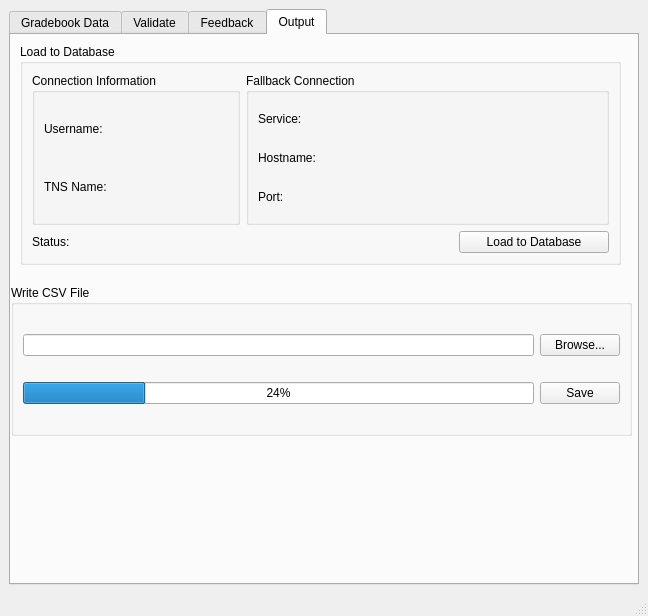
Old version of the form source/gradebook_tool.ui in the repository hollydev/LCC_DataTool.
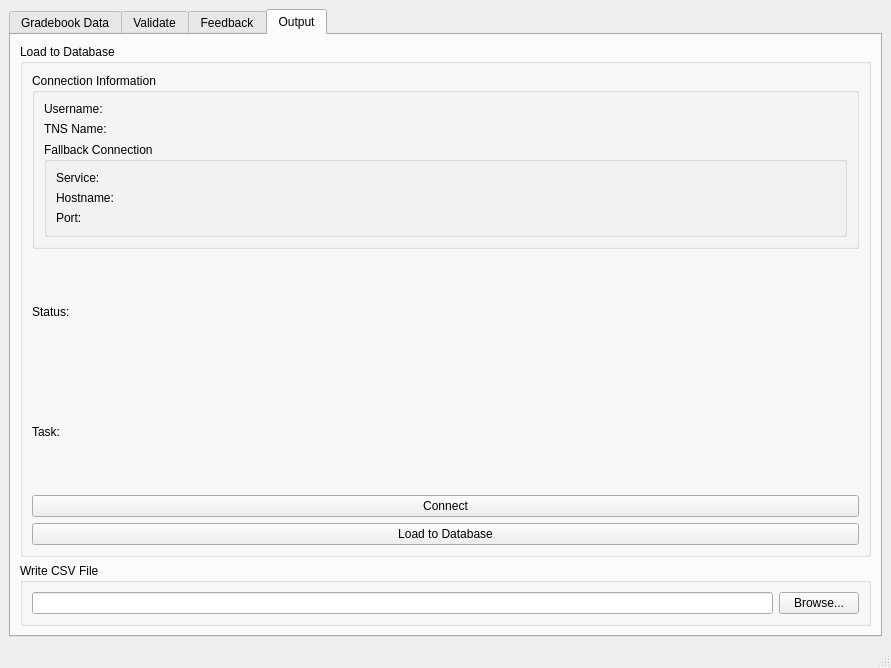
New version of the form. The open tabs and pages were chosen to show the change.

Commit message: Modified GUI layout in parts. Cleaned up program flow, where 'Browse...' now resets the flow. Update 'output' tab. Implemented DB connection code. Added treeDialog flags to automate data selection.

Patch:
```diff
--- a/source/gradebook_tool.ui
+++ b/source/gradebook_tool.ui
@@ -6,8 +6,8 @@
    <rect>
     <x>0</x>
     <y>0</y>
-    <width>648</width>
-    <height>616</height>
+    <width>891</width>
+    <height>668</height>
    </rect>
   </property>
   <property name="windowTitle">
@@ -373,30 +373,23 @@
        <attribute name="title">
         <string>Output</string>
        </attribute>
+       <layout class="QVBoxLayout" name="verticalLayout">
+        <item>
        <widget class="QGroupBox" name="groupBox_2">
-        <property name="geometry">
-         <rect>
-          <x>9</x>
-          <y>9</y>
-          <width>601</width>
-          <height>221</height>
-         </rect>
+          <property name="sizePolicy">
+           <sizepolicy hsizetype="Preferred" vsizetype="Expanding">
+            <horstretch>0</horstretch>
+            <verstretch>0</verstretch>
+           </sizepolicy>
         </property>
         <property name="title">
          <string>Load to Database</string>
         </property>
-        <layout class="QGridLayout" name="gridLayout_4">
-         <item row="1" column="0">
-          <widget class="QLabel" name="DBConnectionStatusLabel">
-           <property name="text">
-            <string>Status: </string>
-           </property>
-          </widget>
-         </item>
-         <item row="0" column="0">
+          <layout class="QVBoxLayout" name="verticalLayout_5">
+           <item>
           <widget class="QGroupBox" name="DBConnection">
            <property name="sizePolicy">
-            <sizepolicy hsizetype="Ignored" vsizetype="Preferred">
+              <sizepolicy hsizetype="Preferred" vsizetype="Preferred">
              <horstretch>0</horstretch>
              <verstretch>0</verstretch>
             </sizepolicy>
@@ -419,23 +412,7 @@
               </property>
              </widget>
             </item>
-           </layout>
-          </widget>
-         </item>
-         <item row="1" column="2">
-          <widget class="QPushButton" name="DBLoadButton">
-           <property name="maximumSize">
-            <size>
-             <width>150</width>
-             <height>16777215</height>
-            </size>
-           </property>
-           <property name="text">
-            <string>Load to Database</string>
-           </property>
-          </widget>
-         </item>
-         <item row="0" column="1" colspan="2">
+              <item>
           <widget class="QGroupBox" name="fallbackConnection">
            <property name="sizePolicy">
             <sizepolicy hsizetype="Ignored" vsizetype="Preferred">
@@ -473,14 +450,69 @@
          </item>
         </layout>
        </widget>
+           </item>
+           <item>
+            <widget class="QLabel" name="DBConnectionStatusLabel">
+             <property name="sizePolicy">
+              <sizepolicy hsizetype="Preferred" vsizetype="Preferred">
+               <horstretch>0</horstretch>
+               <verstretch>0</verstretch>
+              </sizepolicy>
+             </property>
+             <property name="text">
+              <string>Status: </string>
+             </property>
+            </widget>
+           </item>
+           <item>
+            <widget class="QLabel" name="label_7">
+             <property name="text">
+              <string>Task:</string>
+             </property>
+            </widget>
+           </item>
+           <item>
+            <widget class="QPushButton" name="pushButton_2">
+             <property name="sizePolicy">
+              <sizepolicy hsizetype="Minimum" vsizetype="Fixed">
+               <horstretch>0</horstretch>
+               <verstretch>0</verstretch>
+              </sizepolicy>
+             </property>
+             <property name="text">
+              <string>Connect</string>
+             </property>
+            </widget>
+           </item>
+           <item>
+            <widget class="QPushButton" name="DBLoadButton">
+             <property name="sizePolicy">
+              <sizepolicy hsizetype="Minimum" vsizetype="Fixed">
+               <horstretch>0</horstretch>
+               <verstretch>0</verstretch>
+              </sizepolicy>
+             </property>
+             <property name="maximumSize">
+              <size>
+               <width>16777215</width>
+               <height>16777215</height>
+              </size>
+             </property>
+             <property name="text">
+              <string>Load to Database</string>
+             </property>
+            </widget>
+           </item>
+          </layout>
+         </widget>
+        </item>
+        <item>
        <widget class="QGroupBox" name="groupBox_4">
-        <property name="geometry">
-         <rect>
-          <x>0</x>
-          <y>250</y>
-          <width>621</width>
-          <height>151</height>
-         </rect>
+          <property name="sizePolicy">
+           <sizepolicy hsizetype="Preferred" vsizetype="Minimum">
+            <horstretch>0</horstretch>
+            <verstretch>0</verstretch>
+           </sizepolicy>
         </property>
         <property name="title">
          <string>Write CSV File</string>
@@ -496,22 +528,10 @@
            </property>
           </widget>
          </item>
-         <item row="1" column="0">
-          <widget class="QProgressBar" name="outputProgressBar">
-           <property name="value">
-            <number>24</number>
-           </property>
-          </widget>
-         </item>
-         <item row="1" column="1">
-          <widget class="QPushButton" name="outputSaveButton">
-           <property name="text">
-            <string>Save</string>
-           </property>
-          </widget>
-         </item>
-        </layout>
-       </widget>
+          </layout>
+         </widget>
+        </item>
+       </layout>
       </widget>
      </widget>
     </item>
```
Left out of the diff: 130 changed lines with no effect on the pictures. Lines whose indentation alone changed are shown as unchanged. The commit also changes 3 other files.
